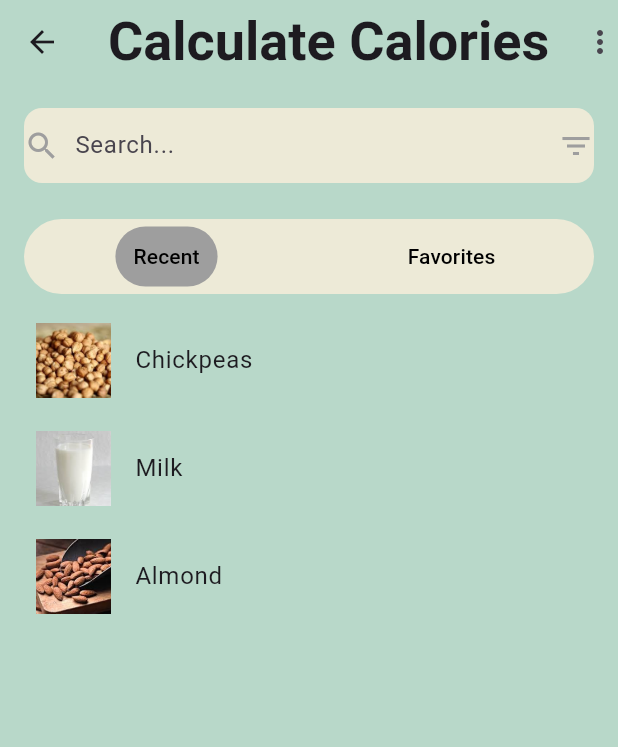
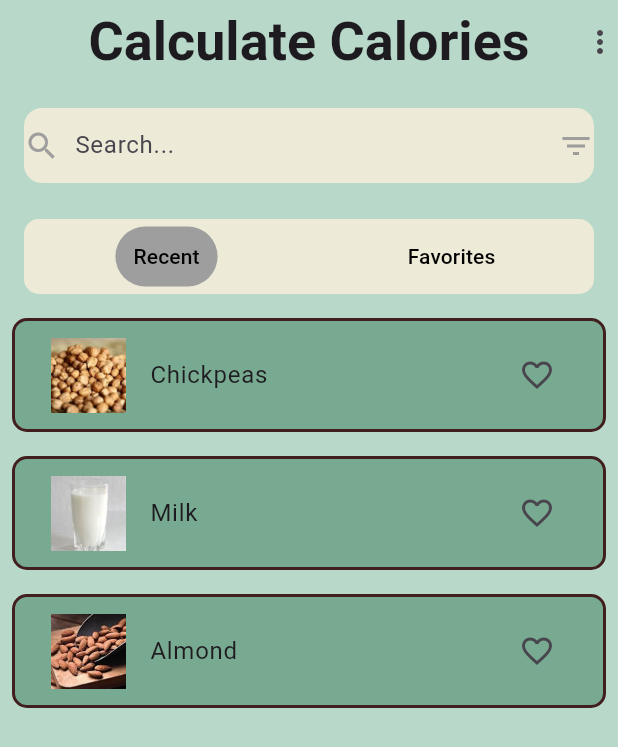
Before and after one commit to Shrijana1029/fitnessapp, a Flutter app: the BreakFast screen opened directly, on a phone screen of 412 x 824 dp. Shown: the top 747 px of the screen. Run offline on Flutter 3.47's test engine with Material 3 defaults, Android fonts, the phone set to English and light mode, and no system bars; our stand-ins replace another_carousel_pro, awesome_notifications, cloud_firestore, firebase_auth, firebase_core, fl_chart and 5 more; accounts and stored records are empty.

Commit message:
Sauj : Food list design

```diff
--- a/lib/main.dart
+++ b/lib/main.dart
@@ -1,7 +1,6 @@
 import 'package:awesome_notifications/awesome_notifications.dart';
-import 'package:fitnessapp/screens/activity/activity_tracking.dart';
+import 'package:fitnessapp/screens/breakfast_page.dart';
 import 'package:fitnessapp/screens/front_page.dart';
-import 'package:fitnessapp/screens/login_signup/login_page.dart';
 
 // import 'package:fitnessapp/screens/profile.dart';
 import 'package:flutter/material.dart';
@@ -55,7 +54,7 @@
         navigatorKey: navigatorKey,
         scaffoldMessengerKey: scaffoldKey,
         title: 'Flutter Demo',
-        home: const FrontPage(),
+        home: const BreakFast(),
         theme: ThemeData(
           textTheme: const TextTheme(
             displayLarge: TextStyle(
--- a/lib/screens/activity/activity_tracking.dart
+++ b/lib/screens/activity/activity_tracking.dart
@@ -1,12 +1,10 @@
 import 'package:fitnessapp/screens/activity/TodayTarget.dart';
 import 'package:fitnessapp/screens/activity/latest_acitivity.dart';
 import 'package:fitnessapp/screens/activity/color.dart';
-import 'package:fitnessapp/screens/login_signup/login_page.dart';
 import 'package:pedometer/pedometer.dart';
 import 'package:fl_chart/fl_chart.dart';
 import 'package:flutter/material.dart';
 import 'package:percent_indicator/circular_percent_indicator.dart';
-import 'package:shared_preferences/shared_preferences.dart';
 
 class ActivityTracker extends StatefulWidget {
   const ActivityTracker({super.key});
--- a/lib/screens/breakfast_page.dart
+++ b/lib/screens/breakfast_page.dart
@@ -61,7 +61,7 @@
             margin: const EdgeInsets.symmetric(horizontal: 16, vertical: 8),
             decoration: BoxDecoration(
               color: Theme.of(context).primaryColorLight,
-              borderRadius: BorderRadius.circular(25),
+              borderRadius: BorderRadius.circular(10),
             ),
             child: Row(
               children: [
@@ -107,23 +107,44 @@
           Expanded(
             child: ListView.builder(
               itemCount: foods.length,
-              // padding: const EdgeInsets.all(20),
               itemBuilder: (context, index) {
                 final food = foods[index];
                 return Padding(
                   padding: const EdgeInsets.all(8.0),
+                  child: Container(
+                    decoration: BoxDecoration(
+                      color: const Color.fromARGB(255, 119, 170, 144),
+                      border: Border.all(
+                        color: const Color.fromARGB(255, 66, 31, 31),
+                        width: 2,
+                      ),
+                      borderRadius: BorderRadius.circular(10), // Add this line
+                    ),
+                    child: Container(
+                      padding: const EdgeInsets.all(8),
                       child: ListTile(
-                    leading: Image.asset(
+                        leading: Container(
+                          decoration: BoxDecoration(
+                            borderRadius:
+                                BorderRadius.circular(30), // Add this line
+                          ),
+                          child: Image.asset(
                             food.image1,
                             fit: BoxFit.cover,
                             width: 50,
                             height: 50,
                           ),
+                        ),
                         title: Text(food.name),
+                        trailing: const Icon(Icons.favorite_border),
                         onTap: () => Navigator.push(
                           context,
                           MaterialPageRoute(
-                            builder: (context) => FoodList(food: food))),
+                            builder: (context) => FoodList(food: food),
+                          ),
+                        ),
+                      ),
+                    ),
                   ),
                 );
               },
```
Lines whose indentation alone changed are shown as unchanged.
